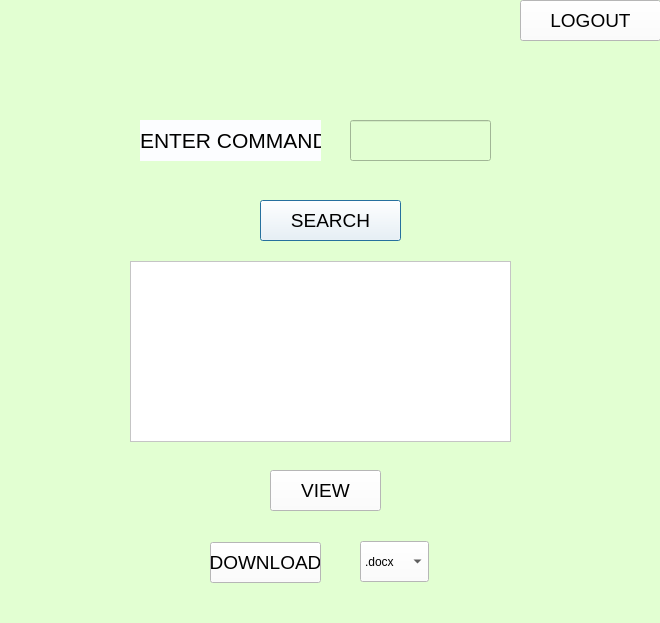
This is Client/QueryClient.ui in 19127312/Socket as Qt 5 draws it before an edit. The edited form follows.
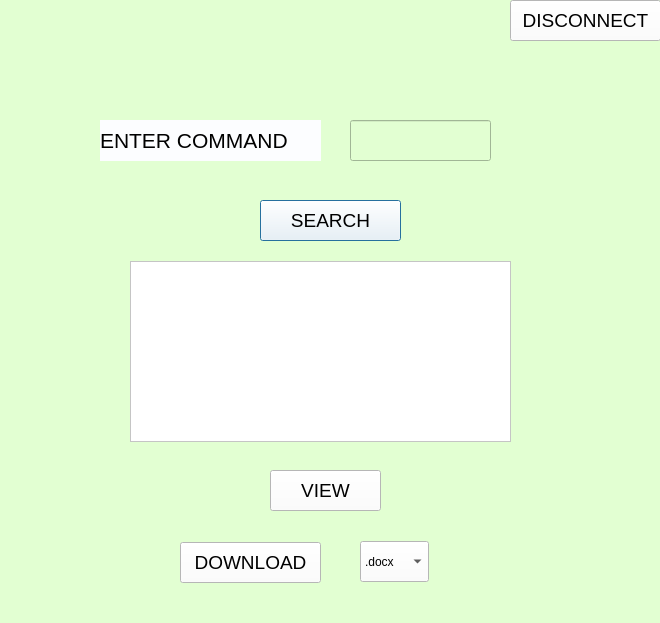
This is the edited form.

Patch:
```diff
--- a/Client/QueryClient.ui
+++ b/Client/QueryClient.ui
@@ -33,9 +33,9 @@
   <widget class="QLabel" name="label">
    <property name="geometry">
     <rect>
-     <x>140</x>
+     <x>100</x>
      <y>120</y>
-     <width>181</width>
+     <width>221</width>
      <height>41</height>
     </rect>
    </property>
@@ -86,9 +86,9 @@
   <widget class="QPushButton" name="pushButton">
    <property name="geometry">
     <rect>
-     <x>210</x>
+     <x>180</x>
      <y>542</y>
-     <width>111</width>
+     <width>141</width>
      <height>41</height>
     </rect>
    </property>
@@ -136,9 +136,9 @@
   <widget class="QPushButton" name="SearchButton_2">
    <property name="geometry">
     <rect>
-     <x>520</x>
+     <x>510</x>
      <y>0</y>
-     <width>141</width>
+     <width>151</width>
      <height>41</height>
     </rect>
    </property>
@@ -152,7 +152,7 @@
 font-size:14pt</string>
    </property>
    <property name="text">
-    <string>LOGOUT</string>
+    <string>DISCONNECT</string>
    </property>
   </widget>
   <widget class="QPushButton" name="ViewButton">
```
Left out of the diff: 2 changed lines with no effect on the pictures.
